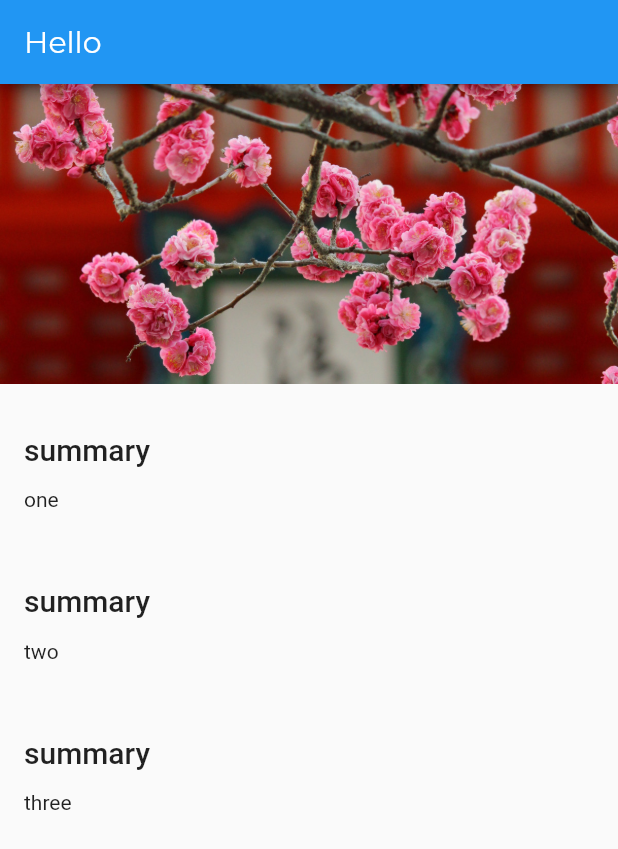
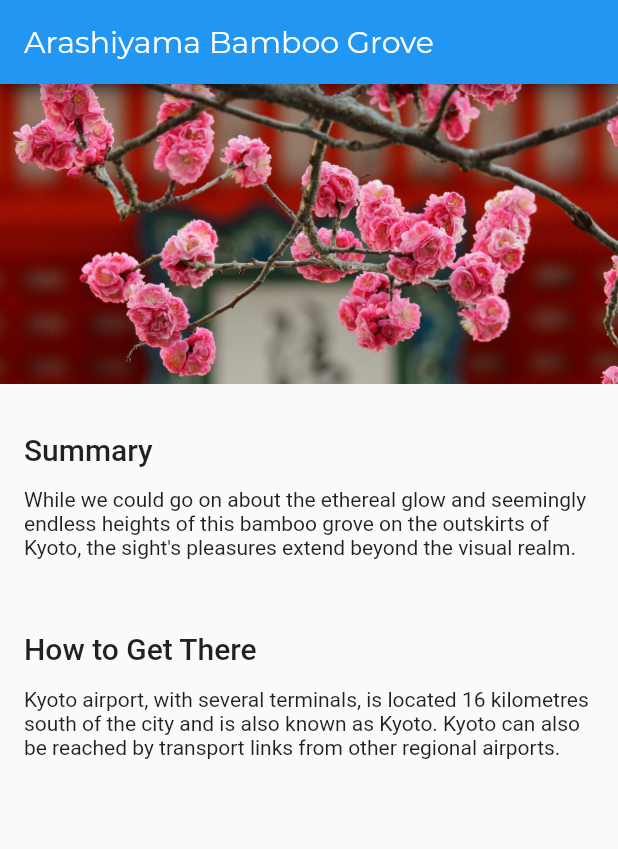
Before and after one commit to emreturgutce/flutter-understanding-basics, a Flutter app: the screen it shows after launch, on a phone screen of 412 x 824 dp. Shown: the top 849 px of the screen. Run offline on Flutter 3.47's test engine with Material 2 defaults, Android fonts, the phone set to English and light mode, and no system bars.

Commit message:
location model

```diff
--- /dev/null
+++ b/lib/models/location.dart
@@ -0,0 +1,20 @@
+import 'package:hello_world/models/location_fact.dart';
+
+class Location {
+  String name;
+  String imagePath;
+  final List<LocationFact> facts;
+
+  Location(this.name, this.imagePath, this.facts);
+
+  static List<Location> fetchAll() {
+    return [
+      Location('Arashiyama Bamboo Grove', 'assets/images/kiyomizu-dera.jpg', [
+        LocationFact('Summary',
+            'While we could go on about the ethereal glow and seemingly endless heights of this bamboo grove on the outskirts of Kyoto, the sight\'s pleasures extend beyond the visual realm.'),
+        LocationFact('How to Get There',
+            'Kyoto airport, with several terminals, is located 16 kilometres south of the city and is also known as Kyoto. Kyoto can also be reached by transport links from other regional airports.'),
+      ]),
+    ];
+  }
+}
--- /dev/null
+++ b/lib/models/location_fact.dart
@@ -0,0 +1,6 @@
+class LocationFact {
+  final String title;
+  final String text;
+
+  LocationFact(this.title, this.text);
+}
--- a/lib/screens/location_detail/location_detail.dart
+++ b/lib/screens/location_detail/location_detail.dart
@@ -1,23 +1,29 @@
 import 'package:flutter/material.dart';
 import 'package:hello_world/screens/location_detail/image_banner.dart';
 import 'package:hello_world/screens/location_detail/text_section.dart';
+import 'package:hello_world/models/location.dart';
 
 class LocationDetail extends StatelessWidget {
   @override
   Widget build(BuildContext context) {
+    final locations = Location.fetchAll();
+    final location = locations.first;
+
     return Scaffold(
         appBar: AppBar(
-          title: Text('Hello'),
+          title: Text(location.name),
         ),
         body: Column(
-          mainAxisAlignment: MainAxisAlignment.start,
-          crossAxisAlignment: CrossAxisAlignment.stretch,
-          children: [
-            ImageBanner("assets/images/kiyomizu-dera.jpg"),
-            TextSection("summary", "one"),
-            TextSection("summary", "two"),
-            TextSection("summary", "three"),
-          ],
-        ));
+            mainAxisAlignment: MainAxisAlignment.start,
+            crossAxisAlignment: CrossAxisAlignment.stretch,
+            children: [
+              ImageBanner(location.imagePath),
+            ]..addAll(textSections(location))));
+  }
+
+  List<Widget> textSections(Location location) {
+    return location.facts
+        .map((fact) => TextSection(fact.title, fact.text))
+        .toList();
   }
 }
```
